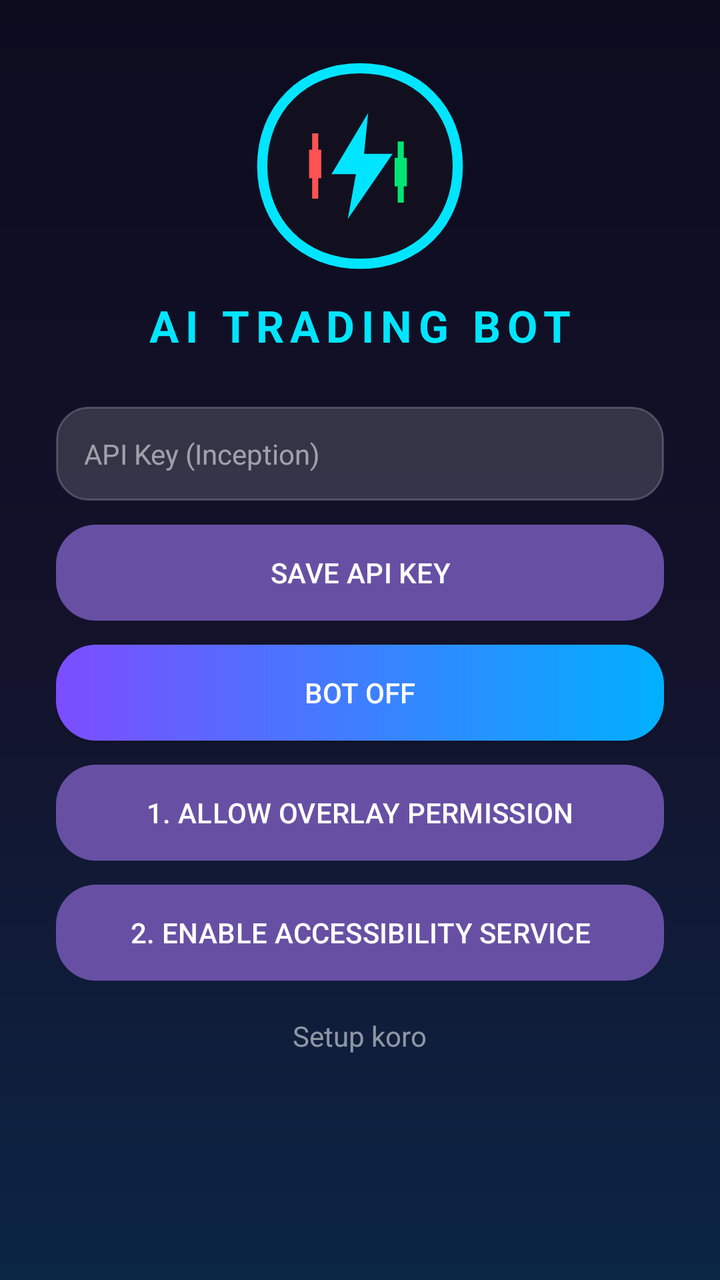
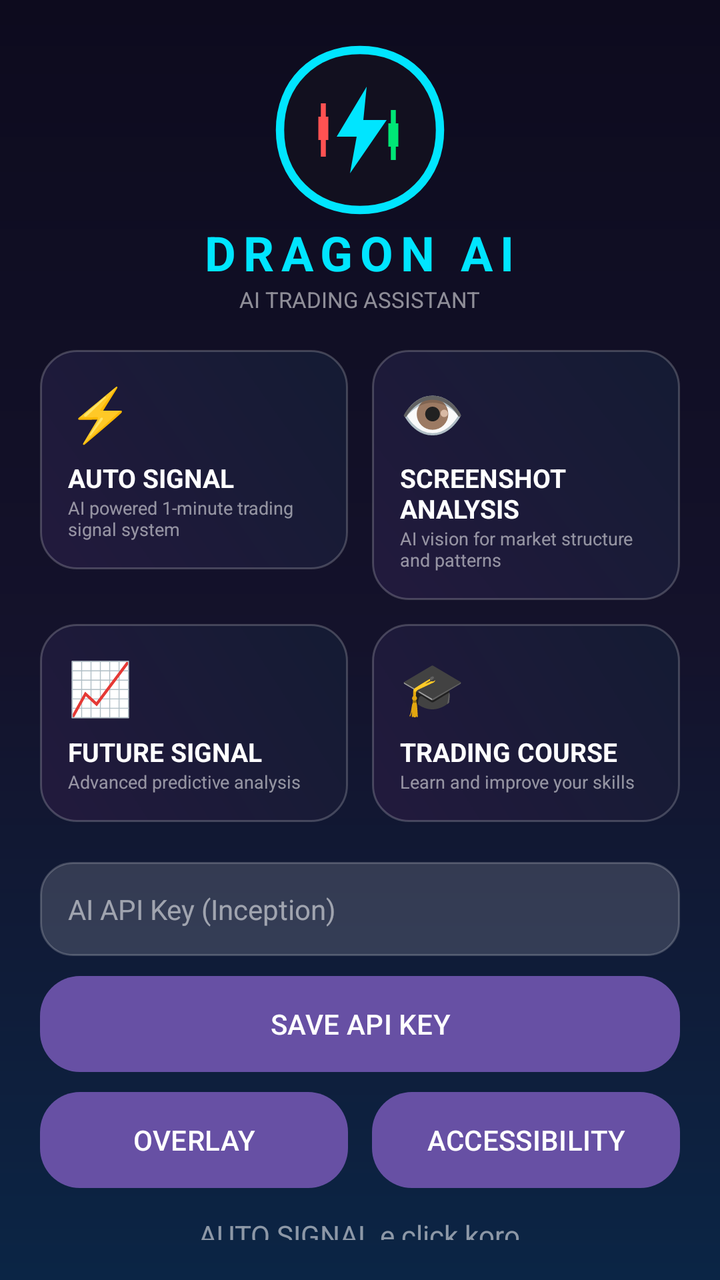

Compare the two renders of this Android layout. The source of the first and the diff that turns it into the second are given below.
<!-- AndroidManifest.xml: application theme Theme.Material3.DayNight.NoActionBar -->
<!-- res/layout/activity_main.xml -->
<?xml version="1.0" encoding="utf-8"?>
<LinearLayout xmlns:android="http://schemas.android.com/apk/res/android"
    android:layout_width="match_parent"
    android:layout_height="match_parent"
    android:orientation="vertical"
    android:gravity="center_horizontal"
    android:background="@drawable/screen_bg"
    android:padding="28dp">

    <ImageView
        android:layout_width="110dp"
        android:layout_height="110dp"
        android:src="@drawable/logo"/>

    <TextView
        android:layout_width="wrap_content"
        android:layout_height="wrap_content"
        android:layout_marginTop="10dp"
        android:text="AI TRADING BOT"
        android:textColor="#00E5FF"
        android:textSize="22sp"
        android:textStyle="bold"
        android:letterSpacing="0.15"/>

    <EditText
        android:id="@+id/apiKeyInput"
        android:layout_width="match_parent"
        android:layout_height="wrap_content"
        android:layout_marginTop="26dp"
        android:background="@drawable/field_bg"
        android:hint="API Key (Inception)"
        android:textColor="#FFFFFF"
        android:textColorHint="#88FFFFFF"
        android:padding="14dp"
        android:textSize="14sp"/>

    <Button
        android:id="@+id/btnSave"
        android:layout_width="match_parent"
        android:layout_height="wrap_content"
        android:layout_marginTop="12dp"
        android:background="@drawable/btn_bg"
        android:text="SAVE API KEY"
        android:textColor="#FFFFFF"/>

    <ToggleButton
        android:id="@+id/botToggle"
        android:layout_width="match_parent"
        android:layout_height="wrap_content"
        android:layout_marginTop="12dp"
        android:background="@drawable/btn_bg"
        android:textColor="#FFFFFF"
        android:textOn="BOT ON"
        android:textOff="BOT OFF"/>

    <Button
        android:id="@+id/btnOverlay"
        android:layout_width="match_parent"
        android:layout_height="wrap_content"
        android:layout_marginTop="12dp"
        android:background="@drawable/btn_bg"
        android:text="1. ALLOW OVERLAY PERMISSION"
        android:textColor="#FFFFFF"/>

    <Button
        android:id="@+id/btnAccessibility"
        android:layout_width="match_parent"
        android:layout_height="wrap_content"
        android:layout_marginTop="12dp"
        android:background="@drawable/btn_bg"
        android:text="2. ENABLE ACCESSIBILITY SERVICE"
        android:textColor="#FFFFFF"/>

    <TextView
        android:id="@+id/statusText"
        android:layout_width="wrap_content"
        android:layout_height="wrap_content"
        android:layout_marginTop="18dp"
        android:text="Setup koro"
        android:textColor="#88FFFFFF"/>
</LinearLayout>
<!-- resources referenced by this layout -->
<resources>
  <!-- drawable btn_bg (drawable) -->
  <?xml version="1.0" encoding="utf-8"?>
  <shape xmlns:android="http://schemas.android.com/apk/res/android"
      android:shape="rectangle">
      <gradient android:startColor="#7C4DFF" android:endColor="#00B0FF" android:angle="0"/>
      <corners android:radius="20dp"/>
  </shape>
  <!-- drawable field_bg (drawable) -->
  <?xml version="1.0" encoding="utf-8"?>
  <shape xmlns:android="http://schemas.android.com/apk/res/android"
      android:shape="rectangle">
      <solid android:color="#26FFFFFF"/>
      <corners android:radius="16dp"/>
      <stroke android:width="1dp" android:color="#33FFFFFF"/>
  </shape>
  <!-- drawable logo (drawable) -->
  <vector xmlns:android="http://schemas.android.com/apk/res/android"
      android:width="108dp"
      android:height="108dp"
      android:viewportWidth="108"
      android:viewportHeight="108">
      <path
          android:fillColor="#12101F"
          android:pathData="M54,6 C26,6 6,26 6,54 C6,82 26,102 54,102 C82,102 102,82 102,54 C102,26 82,6 54,6 Z"/>
      <path
          android:fillColor="#00000000"
          android:strokeColor="#00E5FF"
          android:strokeWidth="5"
          android:pathData="M54,6 C26,6 6,26 6,54 C6,82 26,102 54,102 C82,102 102,82 102,54 C102,26 82,6 54,6 Z"/>
      <path
          android:fillColor="#FF5252"
          android:pathData="M29,46 L35,46 L35,60 L29,60 Z"/>
      <path
          android:strokeColor="#FF5252"
          android:strokeWidth="3"
          android:pathData="M32,38 L32,70"/>
      <path
          android:fillColor="#00E676"
          android:pathData="M71,50 L77,50 L77,64 L71,64 Z"/>
      <path
          android:strokeColor="#00E676"
          android:strokeWidth="3"
          android:pathData="M74,42 L74,72"/>
      <path
          android:fillColor="#00E5FF"
          android:pathData="M58,28 L40,58 L52,58 L48,80 L70,48 L56,48 Z"/>
  </vector>
  <!-- drawable screen_bg (drawable) -->
  <?xml version="1.0" encoding="utf-8"?>
  <shape xmlns:android="http://schemas.android.com/apk/res/android"
      android:shape="rectangle">
      <gradient android:startColor="#0D0B1E" android:centerColor="#14122B" android:endColor="#0B2545" android:angle="270"/>
  </shape>
</resources>

<!-- the commit's change to res/layout/activity_main.xml (unified diff, before → after) -->
@@ -5,30 +5,182 @@
     android:orientation="vertical"
     android:gravity="center_horizontal"
     android:background="@drawable/screen_bg"
-    android:padding="28dp">
+    android:padding="20dp">
 
     <ImageView
-        android:layout_width="110dp"
-        android:layout_height="110dp"
+        android:layout_width="90dp"
+        android:layout_height="90dp"
         android:src="@drawable/logo"/>
 
     <TextView
         android:layout_width="wrap_content"
         android:layout_height="wrap_content"
-        android:layout_marginTop="10dp"
-        android:text="AI TRADING BOT"
+        android:text="DRAGON AI"
         android:textColor="#00E5FF"
-        android:textSize="22sp"
+        android:textSize="24sp"
         android:textStyle="bold"
         android:letterSpacing="0.15"/>
 
+    <TextView
+        android:layout_width="wrap_content"
+        android:layout_height="wrap_content"
+        android:text="AI TRADING ASSISTANT"
+        android:textColor="#88FFFFFF"
+        android:textSize="11sp"/>
+
+    <LinearLayout
+        android:layout_width="match_parent"
+        android:layout_height="wrap_content"
+        android:orientation="horizontal"
+        android:layout_marginTop="18dp">
+
+        <LinearLayout
+            android:id="@+id/tileAuto"
+            android:layout_width="0dp"
+            android:layout_height="wrap_content"
+            android:layout_weight="1"
+            android:orientation="vertical"
+            android:background="@drawable/tile_bg"
+            android:padding="14dp"
+            android:layout_marginEnd="6dp">
+
+            <TextView
+                android:layout_width="wrap_content"
+                android:layout_height="wrap_content"
+                android:text="⚡"
+                android:textSize="26sp"/>
+
+            <TextView
+                android:layout_width="wrap_content"
+                android:layout_height="wrap_content"
+                android:text="AUTO SIGNAL"
+                android:textColor="#FFFFFF"
+                android:textSize="13sp"
+                android:textStyle="bold"
+                android:layout_marginTop="6dp"/>
+
+            <TextView
+                android:layout_width="wrap_content"
+                android:layout_height="wrap_content"
+                android:text="AI powered 1-minute trading signal system"
+                android:textColor="#88FFFFFF"
+                android:textSize="9sp"/>
+        </LinearLayout>
+
+        <LinearLayout
+            android:id="@+id/tileScreenshot"
+            android:layout_width="0dp"
+            android:layout_height="wrap_content"
+            android:layout_weight="1"
+            android:orientation="vertical"
+            android:background="@drawable/tile_bg"
+            android:padding="14dp"
+            android:layout_marginStart="6dp">
+
+            <TextView
+                android:layout_width="wrap_content"
+                android:layout_height="wrap_content"
+                android:text="👁"
+                android:textSize="26sp"/>
+
+            <TextView
+                android:layout_width="wrap_content"
+                android:layout_height="wrap_content"
+                android:text="SCREENSHOT ANALYSIS"
+                android:textColor="#FFFFFF"
+                android:textSize="13sp"
+                android:textStyle="bold"
+                android:layout_marginTop="6dp"/>
+
+            <TextView
+                android:layout_width="wrap_content"
+                android:layout_height="wrap_content"
+                android:text="AI vision for market structure and patterns"
+                android:textColor="#88FFFFFF"
+                android:textSize="9sp"/>
+        </LinearLayout>
+    </LinearLayout>
+
+    <LinearLayout
+        android:layout_width="match_parent"
+        android:layout_height="wrap_content"
+        android:orientation="horizontal"
+        android:layout_marginTop="12dp">
+
+        <LinearLayout
+            android:id="@+id/tileFuture"
+            android:layout_width="0dp"
+            android:layout_height="wrap_content"
+            android:layout_weight="1"
+            android:orientation="vertical"
+            android:background="@drawable/tile_bg"
+            android:padding="14dp"
+            android:layout_marginEnd="6dp">
+
+            <TextView
+                android:layout_width="wrap_content"
+                android:layout_height="wrap_content"
+                android:text="📈"
+                android:textSize="26sp"/>
+
+            <TextView
+                android:layout_width="wrap_content"
+                android:layout_height="wrap_content"
+                android:text="FUTURE SIGNAL"
+                android:textColor="#FFFFFF"
+                android:textSize="13sp"
+                android:textStyle="bold"
+                android:layout_marginTop="6dp"/>
+
+            <TextView
+                android:layout_width="wrap_content"
+                android:layout_height="wrap_content"
+                android:text="Advanced predictive analysis"
+                android:textColor="#88FFFFFF"
+                android:textSize="9sp"/>
+        </LinearLayout>
+
+        <LinearLayout
+            android:id="@+id/tileCourse"
+            android:layout_width="0dp"
+            android:layout_height="wrap_content"
+            android:layout_weight="1"
+            android:orientation="vertical"
+            android:background="@drawable/tile_bg"
+            android:padding="14dp"
+            android:layout_marginStart="6dp">
+
+            <TextView
+                android:layout_width="wrap_content"
+                android:layout_height="wrap_content"
+                android:text="🎓"
+                android:textSize="26sp"/>
+
+            <TextView
+                android:layout_width="wrap_content"
+                android:layout_height="wrap_content"
+                android:text="TRADING COURSE"
+                android:textColor="#FFFFFF"
+                android:textSize="13sp"
+                android:textStyle="bold"
+                android:layout_marginTop="6dp"/>
+
+            <TextView
+                android:layout_width="wrap_content"
+                android:layout_height="wrap_content"
+                android:text="Learn and improve your skills"
+                android:textColor="#88FFFFFF"
+                android:textSize="9sp"/>
+        </LinearLayout>
+    </LinearLayout>
+
     <EditText
         android:id="@+id/apiKeyInput"
         android:layout_width="match_parent"
         android:layout_height="wrap_content"
-        android:layout_marginTop="26dp"
+        android:layout_marginTop="20dp"
         android:background="@drawable/field_bg"
-        android:hint="API Key (Inception)"
+        android:hint="AI API Key (Inception)"
         android:textColor="#FFFFFF"
         android:textColorHint="#88FFFFFF"
         android:padding="14dp"
@@ -38,44 +190,43 @@
         android:id="@+id/btnSave"
         android:layout_width="match_parent"
         android:layout_height="wrap_content"
-        android:layout_marginTop="12dp"
+        android:layout_marginTop="10dp"
         android:background="@drawable/btn_bg"
         android:text="SAVE API KEY"
         android:textColor="#FFFFFF"/>
 
-    <ToggleButton
-        android:id="@+id/botToggle"
-        android:layout_width="match_parent"
-        android:layout_height="wrap_content"
-        android:layout_marginTop="12dp"
-        android:background="@drawable/btn_bg"
-        android:textColor="#FFFFFF"
-        android:textOn="BOT ON"
-        android:textOff="BOT OFF"/>
-
-    <Button
-        android:id="@+id/btnOverlay"
-        android:layout_width="match_parent"
-        android:layout_height="wrap_content"
-        android:layout_marginTop="12dp"
-        android:background="@drawable/btn_bg"
-        android:text="1. ALLOW OVERLAY PERMISSION"
-        android:textColor="#FFFFFF"/>
-
-    <Button
-        android:id="@+id/btnAccessibility"
-        android:layout_width="match_parent"
-        android:layout_height="wrap_content"
-        android:layout_marginTop="12dp"
-        android:background="@drawable/btn_bg"
-        android:text="2. ENABLE ACCESSIBILITY SERVICE"
-        android:textColor="#FFFFFF"/>
+    <LinearLayout
+        android:layout_width="match_parent"
+        android:layout_height="wrap_content"
+        android:orientation="horizontal"
+        android:layout_marginTop="10dp">
+
+        <Button
+            android:id="@+id/btnOverlay"
+            android:layout_width="0dp"
+            android:layout_height="wrap_content"
+            android:layout_weight="1"
+            android:layout_marginEnd="6dp"
+            android:background="@drawable/btn_bg"
+            android:text="OVERLAY"
+            android:textColor="#FFFFFF"/>
+
+        <Button
+            android:id="@+id/btnAccessibility"
+            android:layout_width="0dp"
+            android:layout_height="wrap_content"
+            android:layout_weight="1"
+            android:layout_marginStart="6dp"
+            android:background="@drawable/btn_bg"
+            android:text="ACCESSIBILITY"
+            android:textColor="#FFFFFF"/>
+    </LinearLayout>
 
     <TextView
         android:id="@+id/statusText"
         android:layout_width="wrap_content"
         android:layout_height="wrap_content"
-        android:layout_marginTop="18dp"
-        android:text="Setup koro"
+        android:layout_marginTop="14dp"
+        android:text="AUTO SIGNAL e click koro"
         android:textColor="#88FFFFFF"/>
 </LinearLayout>
<!-- resource entries referenced after the edit -->
@@ -53,5 +53,13 @@
       android:shape="rectangle">
       <gradient android:startColor="#0D0B1E" android:centerColor="#14122B" android:endColor="#0B2545" android:angle="270"/>
   </shape>
+  <!-- drawable tile_bg (drawable) -->
+  <?xml version="1.0" encoding="utf-8"?>
+  <shape xmlns:android="http://schemas.android.com/apk/res/android"
+      android:shape="rectangle">
+      <gradient android:startColor="#221A3D" android:endColor="#141B33" android:angle="45"/>
+      <corners android:radius="18dp"/>
+      <stroke android:width="1dp" android:color="#33FFFFFF"/>
+  </shape>
 </resources>
 
